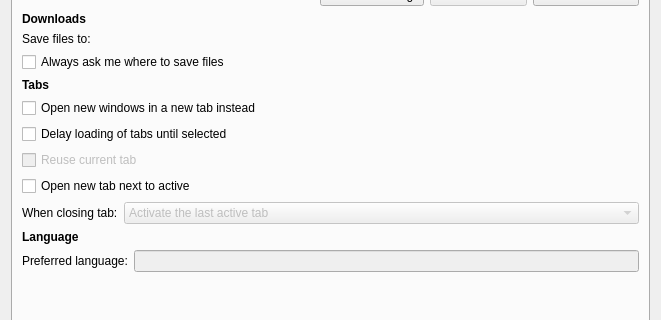
The window that src/ui/PreferencesDialog.ui (OtterBrowser/otter-browser) describes before a commit, drawn with Qt 5; both pictures show x 0 to 661 and y 138 to 458 of the 661 by 583 pixel window.
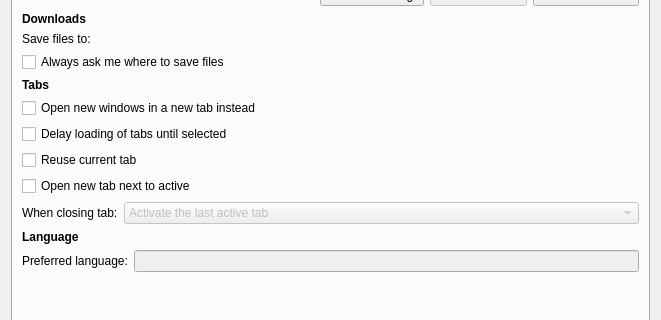
The same window after the commit. Custom widgets are drawn as their Qt base class.

Commit message: Implement "Reuse current tab" (currently only for search)

Diff of the .ui file:
```diff
--- a/src/ui/PreferencesDialog.ui
+++ b/src/ui/PreferencesDialog.ui
@@ -202,9 +202,6 @@
        </item>
        <item>
         <widget class="QCheckBox" name="reuseCurrentTabCheckBox">
-         <property name="enabled">
-          <bool>false</bool>
-         </property>
          <property name="text">
           <string>Reuse current tab</string>
          </property>
```
The commit also changes 3 other files.
